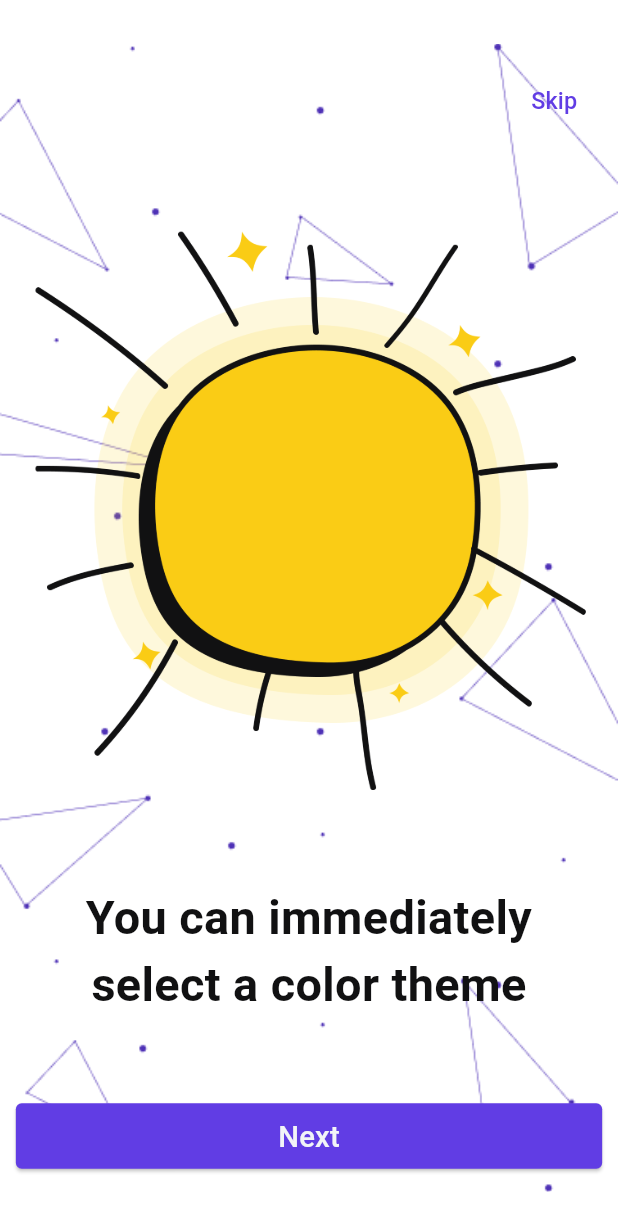
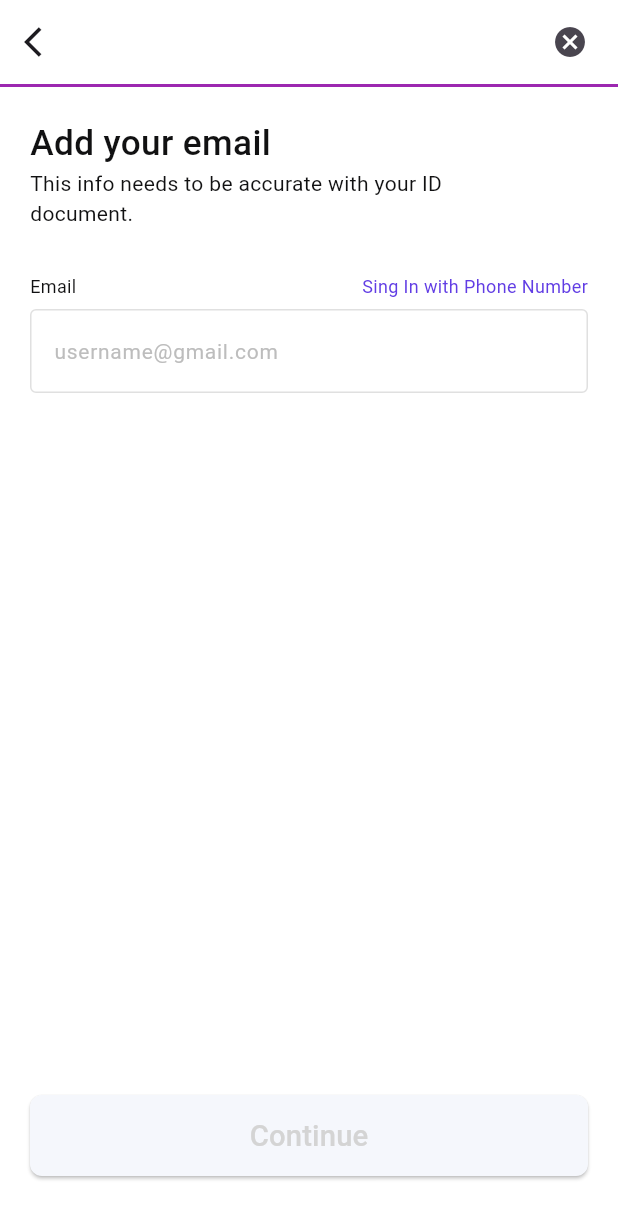
Before and after one commit to byteVortex0/Upper-UI, a Flutter app: the screen it shows after launch, after a tap on "Next", on a phone screen of 412 x 824 dp. Shown: the top 1231 px of the screen. Run offline on Flutter 3.47's test engine with Material 3 defaults, Android fonts, the phone set to English and light mode, and no system bars; our stand-ins replace device_preview, flutter_screenutil, google_fonts, shared_preferences.

Commit message:
Account setup light pages

```diff
--- a/lib/core/common/custom_button.dart
+++ b/lib/core/common/custom_button.dart
@@ -23,7 +23,7 @@ class CustomButton extends StatelessWidget {
           ),
           padding: EdgeInsets.symmetric(vertical: 8.h),
         ),
-        child: Text(text ?? 'Next', style: StyleManager.brand20Medium),
+        child: Text(text ?? 'Next', style: StyleManager.brand20Medium(context)),
       ),
     );
   }
--- a/lib/core/routes/app_routes.dart
+++ b/lib/core/routes/app_routes.dart
@@ -3,9 +3,18 @@ import 'package:upper/core/routes/base_routes.dart';
 import 'package:upper/features/splash/ui/splash_screen.dart';
 import 'package:upper/features/theme/ui/theme_screen.dart';
 
+import '../../features/account_setup/presentation/view/account_setup1.dart';
+import '../../features/account_setup/presentation/view/account_setup2.dart';
+import '../../features/account_setup/presentation/view/account_setup3.dart';
+import '../../features/account_setup/presentation/view/account_setup4.dart';
+
 class AppRoutes {
   static const String splash = 'splash';
   static const String theme = 'theme';
+  static const String accountSetup1Path = '/accountSetup1Path';
+  static const String accountSetup2Path = '/accountSetup2Path';
+  static const String accountSetup3Path = '/accountSetup3Path';
+  static const String accountSetup4Path = '/accountSetup4Path';
   static Route<dynamic>? onGenerateRoute(RouteSettings settings) {
     // final args = settings.arguments;
     switch (settings.name) {
@@ -13,6 +22,14 @@ class AppRoutes {
         return BaseRoutes(page: SplashScreen());
       case theme:
         return BaseRoutes(page: ThemeScreen());
+      case accountSetup1Path:
+        return BaseRoutes(page: AccountSetup1());
+      case accountSetup2Path:
+        return BaseRoutes(page: AccountSetup2());
+      case accountSetup3Path:
+        return BaseRoutes(page: AccountSetup3());
+      case accountSetup4Path:
+        return BaseRoutes(page: AccountSetup4());
       default:
         return null;
     }
--- a/lib/core/utils/fonts/style_manager.dart
+++ b/lib/core/utils/fonts/style_manager.dart
@@ -22,15 +22,35 @@ class StyleManager {
     color: LightColorManager.brandColor,
   );
 
-  static TextStyle brand20Medium = GoogleFonts.roboto(
-    fontSize: 20.sp,
-    fontWeight: FontWeightHelper.medium,
-    color: LightColorManager.textButtonColor,
-  );
+  static TextStyle brand20Medium(BuildContext context, [Color? color]) =>
+      GoogleFonts.roboto(
+        fontSize: 20.sp,
+        fontWeight: FontWeightHelper.medium,
+        color: color ?? LightColorManager.textButtonColor,
+      );
+  static TextStyle brand24Medium(BuildContext context, [Color? color]) =>
+      GoogleFonts.roboto(
+        fontSize: 24.sp,
+        fontWeight: FontWeightHelper.medium,
+        color: color ?? context.color.textColor,
+      );
 
   static TextStyle brand32Medium(BuildContext context) => GoogleFonts.roboto(
     fontSize: 32.sp,
     fontWeight: FontWeightHelper.semiBold,
     color: context.color.textColor,
   );
+
+  static TextStyle brand12Regular(BuildContext context, [Color? color]) =>
+      GoogleFonts.roboto(
+        fontSize: 12,
+        fontWeight: FontWeightHelper.regular,
+        color: color ?? context.color.textColor,
+      );
+  static TextStyle brand14Regular(BuildContext context, [Color? color]) =>
+      GoogleFonts.roboto(
+        fontSize: 14,
+        fontWeight: FontWeightHelper.regular,
+        color: color ?? context.color.textColor,
+      );
 }
--- /dev/null
+++ b/lib/features/account_setup/presentation/view/account_setup1.dart
@@ -0,0 +1,43 @@
+import 'package:flutter/material.dart';
+import 'package:upper/core/extensions/context_extension.dart';
+import '../../../../core/routes/app_routes.dart';
+import 'widgets/account_setup_content_sec.dart';
+import 'widgets/app_bar_widget.dart';
+import 'widgets/elevated_button_widget.dart';
+import 'widgets/text_field_widget.dart';
+
+class AccountSetup1 extends StatelessWidget {
+  const AccountSetup1({super.key});
+
+  @override
+  Widget build(BuildContext context) {
+    return Scaffold(
+      appBar: AppBarWidget(),
+      body: Padding(
+        padding: const EdgeInsets.symmetric(horizontal: 20.0),
+        child: Column(
+          crossAxisAlignment: CrossAxisAlignment.start,
+          children: [
+            SizedBox(height: 20),
+            AccountSetupContentSec(
+              text1: "Add your email",
+              text2: "This info needs to be accurate with your ID document.",
+            ),
+            TextFieldWidget(
+              hintText: 'username@gmail.com',
+              topFieldText: "Email",
+              isEmail: true,
+            ),
+          ],
+        ),
+      ),
+      bottomNavigationBar: ElevatedButtonWidget(
+        buttonColor: Color(0xffF5F7FC),
+        textColor: Color(0xffD4D4D4),
+        onPressed: () {
+          context.pushReplacementNamed(AppRoutes.accountSetup2Path);
+        },
+      ),
+    );
+  }
+}
--- /dev/null
+++ b/lib/features/account_setup/presentation/view/widgets/account_setup_content_sec.dart
@@ -0,0 +1,25 @@
+import 'package:flutter/material.dart';
+
+import '../../../../../core/utils/fonts/style_manager.dart';
+
+class AccountSetupContentSec extends StatelessWidget {
+  AccountSetupContentSec({required this.text1, required this.text2, super.key});
+  String text1;
+  String text2;
+
+  @override
+  Widget build(BuildContext context) {
+    return Column(
+      crossAxisAlignment: CrossAxisAlignment.start,
+      children: [
+        Text(text1, style: StyleManager.brand24Medium(context)),
+
+        SizedBox(
+          width: 290,
+          child: Text(text2, style: StyleManager.brand14Regular(context)),
+
+        ),
+      ],
+    );
+  }
+}
--- /dev/null
+++ b/lib/features/account_setup/presentation/view/widgets/app_bar_widget.dart
@@ -0,0 +1,26 @@
+
+import 'package:flutter/material.dart';
+
+class AppBarWidget extends StatelessWidget implements PreferredSizeWidget {
+  const AppBarWidget({super.key});
+
+  @override
+  Widget build(BuildContext context) {
+    return AppBar(
+      leading: Icon(Icons.arrow_back_ios),
+      actions: const [
+        Padding(
+          padding: EdgeInsets.only(right: 20.0),
+          child: Icon(Icons.cancel),
+        ),
+      ],
+      bottom: PreferredSize(
+        preferredSize: const Size.fromHeight(2),
+        child: Container(color: Colors.purple, height: 2),
+      ),
+    );
+  }
+
+  @override
+  Size get preferredSize => const Size.fromHeight(kToolbarHeight + 2);
+}
--- /dev/null
+++ b/lib/features/account_setup/presentation/view/widgets/elevated_button_widget.dart
@@ -0,0 +1,30 @@
+import 'package:flutter/material.dart';
+
+import '../../../../../core/utils/fonts/style_manager.dart';
+
+class ElevatedButtonWidget extends StatelessWidget {
+  ElevatedButtonWidget({
+    super.key,
+    required this.buttonColor,
+    required this.textColor,
+    required this.onPressed,
+  });
+  Color buttonColor; // const Color(0xff613DE4);
+  Color textColor; // Colors.white;
+  VoidCallback onPressed;
+  @override
+  Widget build(BuildContext context) {
+    return Padding(
+      padding: const EdgeInsets.symmetric(horizontal: 20.0, vertical: 40),
+      child: ElevatedButton(
+        style: ElevatedButton.styleFrom(
+          backgroundColor: buttonColor,
+          minimumSize: const Size(double.infinity, 54),
+          shape: RoundedRectangleBorder(borderRadius: BorderRadius.circular(8)),
+        ),
+        onPressed: onPressed,
+        child: Text("Continue", style: StyleManager.brand20Medium(context,textColor)),
+      ),
+    );
+  }
+}
--- /dev/null
+++ b/lib/features/account_setup/presentation/view/widgets/text_field_widget.dart
@@ -0,0 +1,62 @@
+import 'package:flutter/material.dart';
+
+import '../../../../../core/utils/fonts/style_manager.dart';
+
+class TextFieldWidget extends StatelessWidget {
+  TextFieldWidget({
+    super.key,
+    required this.hintText,
+    required this.topFieldText,
+    this.isEmail = false,
+    this.isSuffixIcon = false,
+    this.suffixIcon,
+  });
+  String hintText;
+  String topFieldText;
+  bool isEmail;
+  bool isSuffixIcon;
+  IconData? suffixIcon;
+  @override
+  Widget build(BuildContext context) {
+    return Column(
+      children: [
+        SizedBox(height: 30),
+        Row(
+          children: [
+            Text(topFieldText, style: StyleManager.brand12Regular(context)),
+            Spacer(),
+            isEmail
+                ? Text(
+                  "Sing In with Phone Number",
+                  style: StyleManager.brand12Regular(
+                    context,
+                    Color(0xff613DE4),
+                  ),
+                )
+                : SizedBox(),
+          ],
+        ),
+        SizedBox(height: 7),
+        TextField(
+          decoration: InputDecoration(
+            border: OutlineInputBorder(
+              borderSide: BorderSide(color: Colors.grey.shade300, width: 1),
+            ),
+            enabledBorder: OutlineInputBorder(
+              borderSide: BorderSide(color: Colors.grey.shade300, width: 1),
+            ),
+            focusedBorder: OutlineInputBorder(
+              borderSide: BorderSide(color: Colors.purpleAccent, width: 1.5),
+            ),
+            prefixIcon:
+                isSuffixIcon
+                    ? Icon(suffixIcon, color: Colors.black, size: 16)
+                    : null,
+            hintText: hintText,
+            hintStyle: TextStyle(color: Colors.grey.shade400, fontSize: 14),
+          ),
+        ),
+      ],
+    );
+  }
+}
--- a/lib/features/theme/ui/theme_screen.dart
+++ b/lib/features/theme/ui/theme_screen.dart
@@ -5,6 +5,7 @@ import 'package:upper/core/extensions/context_extension.dart';
 import 'package:upper/core/utils/fonts/style_manager.dart';
 
 import '../../../core/common/Custom_button.dart';
+import '../../../core/routes/app_routes.dart';
 import '../../../core/utils/app_images.dart';
 
 class ThemeScreen extends StatelessWidget {
@@ -35,7 +36,11 @@ class ThemeScreen extends StatelessWidget {
                 style: StyleManager.brand32Medium(context),
                 textAlign: TextAlign.center,
               ),
-              CustomButton(onPressed: () {}),
+              CustomButton(
+                onPressed: () {
+                  context.pushReplacementNamed(AppRoutes.accountSetup1Path);
+                },
+              ),
             ],
           ),
         ),
--- a/lib/main.dart
+++ b/lib/main.dart
@@ -1,7 +1,8 @@
+import 'package:device_preview/device_preview.dart';
 import 'package:flutter/material.dart';
 import 'package:flutter_screenutil/flutter_screenutil.dart';
 import 'package:upper/core/routes/app_routes.dart';
-
+import 'package:flutter/foundation.dart';
 import 'core/utils/theme/theme_manager.dart';
 
 void main() async {
@@ -9,7 +10,12 @@ void main() async {
 
   await ScreenUtil.ensureScreenSize();
 
-  runApp(const MyApp());
+  runApp(
+    DevicePreview(
+      enabled: !kReleaseMode,
+       builder: (context) => const MyApp(),
+    ),
+  );
 }
 
 class MyApp extends StatelessWidget {
--- a/pubspec.yaml
+++ b/pubspec.yaml
@@ -17,6 +17,7 @@ dependencies:
   flutter_screenutil: ^5.9.3
   shared_preferences: ^2.5.3
   google_fonts: ^6.3.1
+  device_preview: ^1.2.0
 
 dev_dependencies:
   flutter_test:
```
Also changed, not shown: lib/features/account_setup/presentation/view/account_setup2.dart (added, +48 -0 lines), lib/features/account_setup/presentation/view/account_setup3.dart (added, +54 -0 lines), lib/features/account_setup/presentation/view/account_setup4.dart (added, +93 -0 lines), lib/features/account_setup/data/repo/country_repo.dart (added), pubspec.lock.
